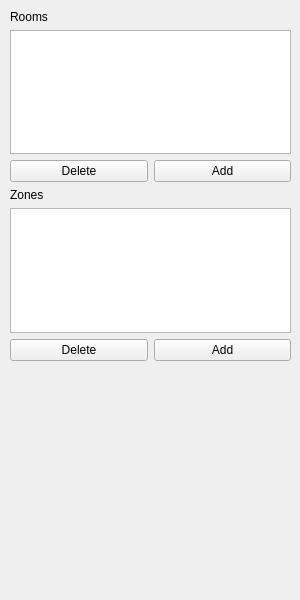
Before: the Qt Designer form forms/roomlistwidget.ui in JuPedSim/jpseditor, drawn with Qt 5.
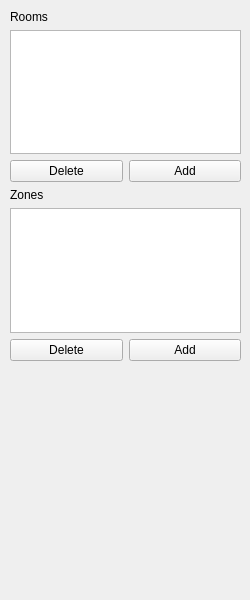
After: the same form once the commit is applied.

```diff
--- a/forms/roomlistwidget.ui
+++ b/forms/roomlistwidget.ui
@@ -6,7 +6,7 @@
    <rect>
     <x>0</x>
     <y>0</y>
-    <width>300</width>
+    <width>250</width>
     <height>600</height>
    </rect>
   </property>
@@ -18,7 +18,7 @@
   </property>
   <property name="minimumSize">
    <size>
-    <width>300</width>
+    <width>250</width>
     <height>600</height>
    </size>
   </property>
@@ -30,7 +30,7 @@
     <rect>
      <x>10</x>
      <y>10</y>
-     <width>281</width>
+     <width>231</width>
      <height>351</height>
     </rect>
    </property>
```
